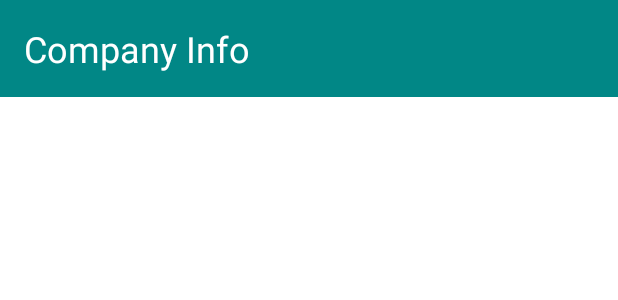
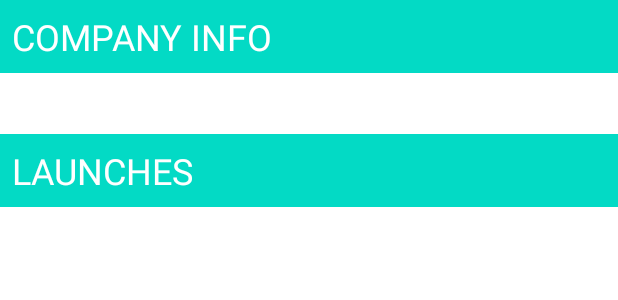
Before and after one commit to obennouna/rocket-science, an Android app: the layout activity_main.xml on its own in the app's theme, with its tools: preview values and no code run, on a phone screen of 412 x 824 dp. Shown: the top 300 px of the screen. Run offline under Robolectric (Android 15) with nearby library versions, the phone set to English and light mode, and no system bars.

Commit message:
Fixing the display of dates showing incorrectly + laying the foundation of fetching rockets informations

```diff
--- a/app/build.gradle
+++ b/app/build.gradle
@@ -65,10 +65,13 @@ dependencies {
     implementation 'org.jetbrains.kotlinx:kotlinx-coroutines-android:1.6.4'
     implementation 'com.squareup.retrofit2:retrofit:2.9.0'
     implementation 'com.squareup.retrofit2:converter-moshi:2.9.0'
-    implementation 'com.squareup.okhttp3:logging-interceptor:3.5.0'
+    implementation 'com.squareup.okhttp3:logging-interceptor:4.10.0'
 
     // Data
     implementation "androidx.room:room-runtime:2.5.1"
     implementation "androidx.room:room-ktx:2.5.1"
     kapt "androidx.room:room-compiler:2.5.1"
+
+    // Image handling
+    implementation "io.coil-kt:coil:2.3.0"
 }
--- a/app/src/main/java/com/mindera/rocketscience/database/AppDatabase.kt
+++ b/app/src/main/java/com/mindera/rocketscience/database/AppDatabase.kt
@@ -4,16 +4,19 @@ import android.content.Context
 import androidx.room.*
 import com.mindera.rocketscience.dao.CompanyInfoDao
 import com.mindera.rocketscience.dao.LaunchDao
+import com.mindera.rocketscience.dao.RocketDao
 import com.mindera.rocketscience.model.companyinfo.CompanyInfo
 import com.mindera.rocketscience.model.launches.Launch
+import com.mindera.rocketscience.model.rocket.Rocket
 import com.mindera.rocketscience.utils.SingletonHolder
 import com.mindera.rocketscience.utils.TypeConverterRoom
 
-@Database(entities = [CompanyInfo::class, Launch::class], version = 1, exportSchema = true)
+@Database(entities = [CompanyInfo::class, Launch::class, Rocket::class], version = 1, exportSchema = true)
 @TypeConverters(TypeConverterRoom::class)
 abstract class AppDatabase: RoomDatabase() {
     abstract fun companyInfoDao(): CompanyInfoDao
     abstract fun launchDao(): LaunchDao
+    abstract fun rocketDao(): RocketDao
 
     companion object : SingletonHolder<AppDatabase, Context>({
         Room.databaseBuilder(it.applicationContext,
--- a/app/src/main/java/com/mindera/rocketscience/model/launches/Launch.kt
+++ b/app/src/main/java/com/mindera/rocketscience/model/launches/Launch.kt
@@ -21,7 +21,7 @@ data class Launch(
     val id: String,
     val launch_library_id: String?,
     val launchpad: String,
-    val launchLinks: LaunchLinks,
+    val links: LaunchLinks,
     val name: String,
     val net: Boolean,
     val payloads: List<String>,
--- a/app/src/main/res/layout/activity_main.xml
+++ b/app/src/main/res/layout/activity_main.xml
@@ -1,15 +1,14 @@
 <?xml version="1.0" encoding="utf-8"?>
 <androidx.constraintlayout.widget.ConstraintLayout xmlns:android="http://schemas.android.com/apk/res/android"
     xmlns:app="http://schemas.android.com/apk/res-auto"
-    xmlns:tools="http://schemas.android.com/tools"
     android:layout_width="match_parent"
     android:layout_height="match_parent">
 
     <TextView
         android:id="@+id/company_info_title"
+        style="@style/TitleTextView"
         android:layout_width="match_parent"
         android:layout_height="wrap_content"
-        style="@style/CustomTextView"
         android:text="@string/main_activity_title_company_info"
         app:layout_constraintEnd_toEndOf="parent"
         app:layout_constraintStart_toStartOf="parent"
@@ -17,16 +16,32 @@
 
     <TextView
         android:id="@+id/company_info_content"
+        style="@style/TextViewContent"
         android:layout_width="match_parent"
         android:layout_height="wrap_content"
+        android:layout_marginTop="@dimen/padding_medium"
+        android:paddingStart="@dimen/padding_medium"
+        android:paddingEnd="@dimen/padding_medium"
         app:layout_constraintStart_toStartOf="parent"
         app:layout_constraintTop_toBottomOf="@id/company_info_title" />
 
+    <TextView
+        android:id="@+id/launches_title"
+        style="@style/TitleTextView"
+        android:layout_width="match_parent"
+        android:layout_height="wrap_content"
+        android:layout_marginTop="@dimen/padding_medium"
+        android:text="@string/main_activity_title_rockets_info"
+        app:layout_constraintEnd_toEndOf="parent"
+        app:layout_constraintStart_toStartOf="parent"
+        app:layout_constraintTop_toBottomOf="@id/company_info_content" />
+
     <androidx.recyclerview.widget.RecyclerView
-        android:id="@+id/launchs_items"
+        android:id="@+id/launches_items"
         android:layout_width="match_parent"
         android:layout_height="0dp"
+        android:layout_marginTop="@dimen/padding_medium"
+        app:layout_constraintBottom_toBottomOf="parent"
         app:layout_constraintStart_toStartOf="parent"
-        app:layout_constraintTop_toBottomOf="@+id/company_info_content"
-        app:layout_constraintBottom_toBottomOf="parent"/>
+        app:layout_constraintTop_toBottomOf="@+id/launches_title" />
 </androidx.constraintlayout.widget.ConstraintLayout>
--- a/app/src/main/res/values/dimens.xml
+++ b/app/src/main/res/values/dimens.xml
@@ -1,7 +1,8 @@
 <?xml version="1.0" encoding="utf-8"?>
 <resources>
-    <dimen name="title_padding_medium">8dp</dimen>
-    <dimen name="title_padding_large">16dp</dimen>
+    <dimen name="padding_medium">8dp</dimen>
+    <dimen name="padding_large">16dp</dimen>
 
     <dimen name="title_section_size">24sp</dimen>
+    <dimen name="content_section_size">18sp</dimen>
 </resources>
--- a/app/src/main/res/values/styles.xml
+++ b/app/src/main/res/values/styles.xml
@@ -13,11 +13,17 @@
         <item name="windowNoTitle">true</item>
     </style>
 
-    <style name="CustomTextView" parent="@android:style/TextAppearance.Widget.TextView">
+    <style name="TitleTextView" parent="@android:style/TextAppearance.Widget.TextView">
         <item name="android:textSize">@dimen/title_section_size</item>
-        <item name="android:background">@color/teal_700</item>
+        <item name="android:background">@color/colorAccent</item>
         <item name="android:textColor">@color/white</item>
-        <item name="android:padding">@dimen/title_padding_large</item>
+        <item name="android:padding">@dimen/padding_medium</item>
+        <item name="android:textAllCaps">true</item>
+    </style>
+
+    <style name="TextViewContent" parent="@android:style/TextAppearance.Widget.TextView">
+        <item name="android:textSize">@dimen/content_section_size</item>
+        <item name="android:textColor">@color/black</item>
     </style>
 
     <style name="AppTheme.AppBarOverlay" parent="ThemeOverlay.AppCompat.Dark.ActionBar" />
```
Also changed, not shown: app/src/main/java/com/mindera/rocketscience/dao/RocketDao.kt (added, +19 -0 lines), app/src/main/java/com/mindera/rocketscience/model/rocket/Rocket.kt (added, +13 -0 lines), app/src/main/java/com/mindera/rocketscience/network/RocketScienceInterface.kt (+9 -0 lines), app/src/main/java/com/mindera/rocketscience/repository/RocketScienceRepository.kt (+26 -4 lines), app/src/main/java/com/mindera/rocketscience/ui/MainActivity.kt (+12 -5 lines), app/src/main/java/com/mindera/rocketscience/ui/adapter/LaunchesAdapter.kt (+12 -5 lines), app/src/main/java/com/mindera/rocketscience/ui/viewmodel/RocketScienceViewModel.kt (+12 -0 lines), app/src/main/java/com/mindera/rocketscience/utils/MethodUtils.kt (+21 -10 lines), app/src/main/res/layout/item_launch.xml (+22 -17 lines), app/src/main/res/values/strings.xml (+9 -2 lines), app/src/main/rocket_placeholder-playstore.png (added).
